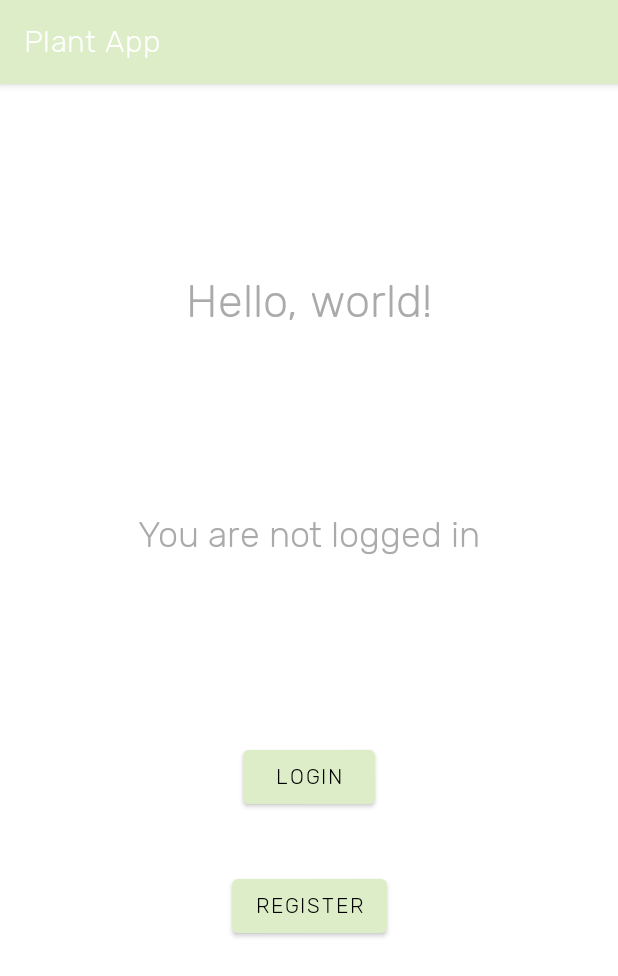
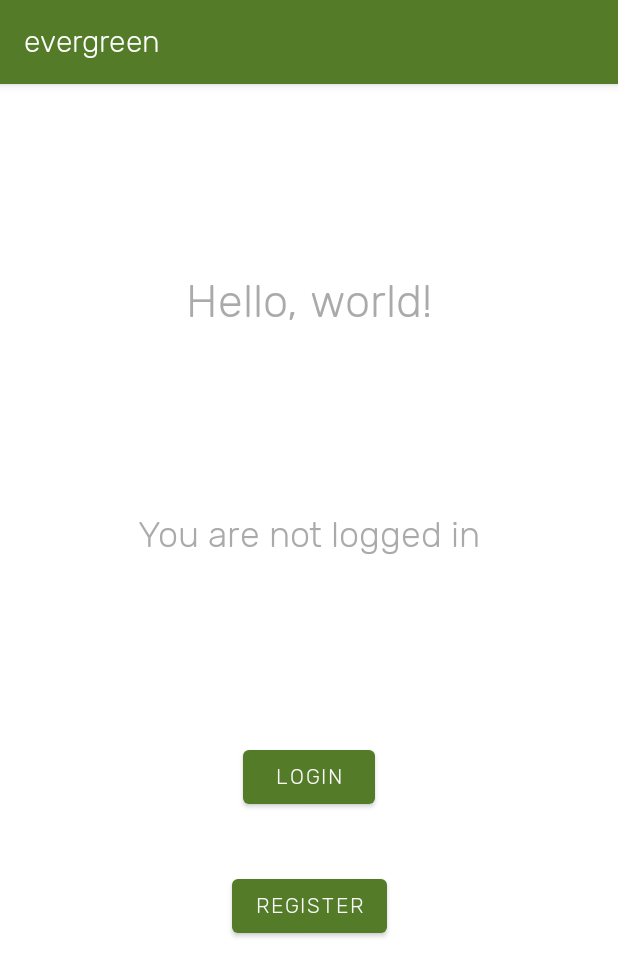
Before and after one commit to EmilyGoose/PlantApp, an Android app: the screen it shows after launch (MainActivity), on a phone screen of 412 x 824 dp. Shown: the top 976 px of the screen. Run offline under Robolectric (Android 15) with nearby library versions, the phone set to English and light mode, and no system bars; our stand-ins replace Firebase (no records; nobody signed in at launch, a user with empty details on screens opened directly).

Commit message:
started work on retheming navbar

```diff
--- a/app/src/main/java/com/example/plantapp/MainActivity.kt
+++ b/app/src/main/java/com/example/plantapp/MainActivity.kt
@@ -2,6 +2,8 @@ package com.example.plantapp
 
 import android.content.Intent
 import android.os.Bundle
+import android.view.Window
+import android.view.WindowManager
 import android.widget.Button
 import androidx.appcompat.app.AppCompatActivity
 import com.google.firebase.auth.FirebaseAuth
--- a/app/src/main/res/values-night/themes.xml
+++ b/app/src/main/res/values-night/themes.xml
@@ -12,5 +12,6 @@
         <!-- Status bar color. -->
         <item name="android:statusBarColor" tools:targetApi="l">?attr/colorPrimaryVariant</item>
         <!-- Customize your theme here. -->
+        <item name="fontFamily">@font/rubik_light</item>
     </style>
 </resources>
--- a/app/src/main/res/values/colors.xml
+++ b/app/src/main/res/values/colors.xml
@@ -1,11 +1,12 @@
 <?xml version="1.0" encoding="utf-8"?>
 <resources>
-    <color name="primaryColor">#dcedc8</color>
+    <color name="primaryColor">#547B28</color>
     <color name="primaryLightColor">#fffffb</color>
     <color name="primaryDarkColor">#aabb97</color>
     <color name="secondaryColor">#a1887f</color>
     <color name="secondaryLightColor">#d3b8ae</color>
     <color name="secondaryDarkColor">#725b53</color>
-    <color name="primaryTextColor">#000000</color>
+    <color name="primaryTextColor">#fafafa</color>
     <color name="secondaryTextColor">#fafafa</color>
+    <color name="backgroundColor">#35343C</color>
 </resources>
--- a/app/src/main/res/values/strings.xml
+++ b/app/src/main/res/values/strings.xml
@@ -1,5 +1,5 @@
 <resources>
-    <string name="app_name">Plant App</string>
+    <string name="app_name">evergreen</string>
     <string name="placeholder">Hello, world!</string>
     <string name="placeholder_button">Click me!</string>
     <string name="hello_blank_fragment">Hello blank fragment</string>
```
Also changed, not shown: app/src/main/res/values/styles.xml (added, +10 -0 lines).
